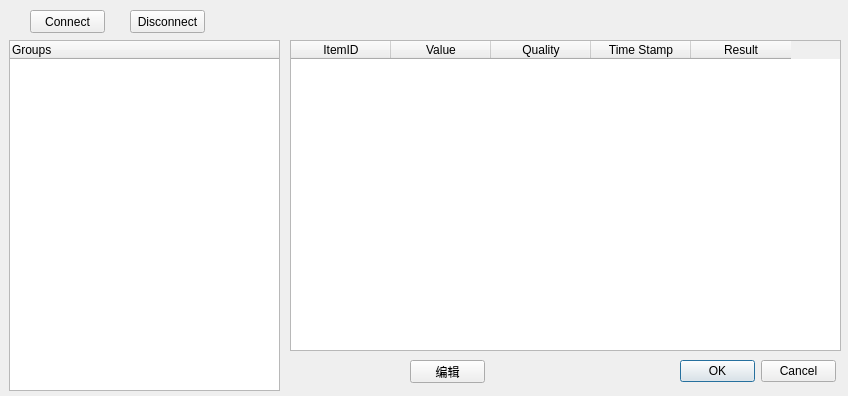
Qt form SolarServer/SolarServer/opcserverdlg.ui (jjfsq1985/StudyLab) before a commit.
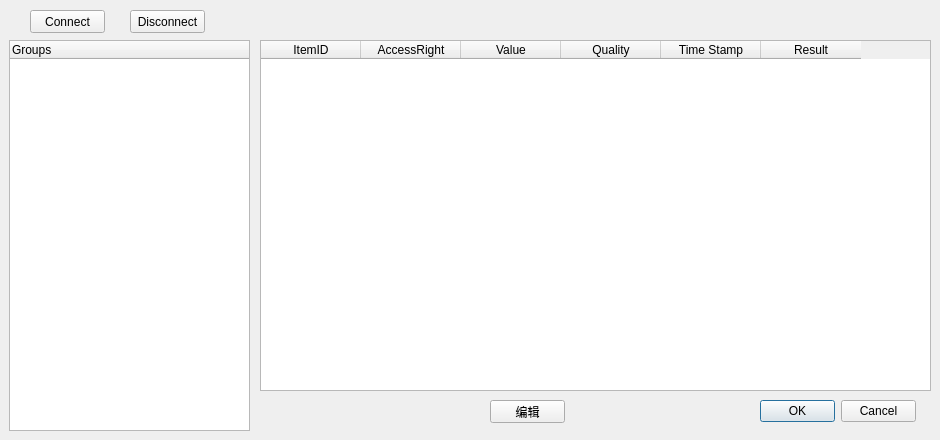
The same form after that commit.

Diff of the .ui file:
```diff
--- a/SolarServer/SolarServer/opcserverdlg.ui
+++ b/SolarServer/SolarServer/opcserverdlg.ui
@@ -6,8 +6,8 @@
    <rect>
     <x>0</x>
     <y>0</y>
-    <width>848</width>
-    <height>396</height>
+    <width>940</width>
+    <height>440</height>
    </rect>
   </property>
   <property name="windowTitle">
@@ -18,8 +18,8 @@
     <rect>
      <x>9</x>
      <y>40</y>
-     <width>271</width>
-     <height>351</height>
+     <width>241</width>
+     <height>391</height>
     </rect>
    </property>
    <column>
@@ -31,10 +31,10 @@
   <widget class="QTableWidget" name="opcitemList">
    <property name="geometry">
     <rect>
-     <x>290</x>
+     <x>260</x>
      <y>40</y>
-     <width>551</width>
-     <height>311</height>
+     <width>671</width>
+     <height>351</height>
     </rect>
    </property>
    <column>
@@ -42,6 +42,11 @@
      <string>ItemID</string>
     </property>
    </column>
+   <column>
+    <property name="text">
+     <string>AccessRight</string>
+    </property>
+   </column>
    <column>
     <property name="text">
      <string>Value</string>
@@ -66,8 +71,8 @@
   <widget class="QDialogButtonBox" name="buttonBox">
    <property name="geometry">
     <rect>
-     <x>680</x>
-     <y>360</y>
+     <x>760</x>
+     <y>400</y>
      <width>156</width>
      <height>23</height>
     </rect>
@@ -111,8 +116,8 @@
   <widget class="QPushButton" name="btnEdit">
    <property name="geometry">
     <rect>
-     <x>410</x>
-     <y>360</y>
+     <x>490</x>
+     <y>400</y>
      <width>75</width>
      <height>23</height>
     </rect>
```
